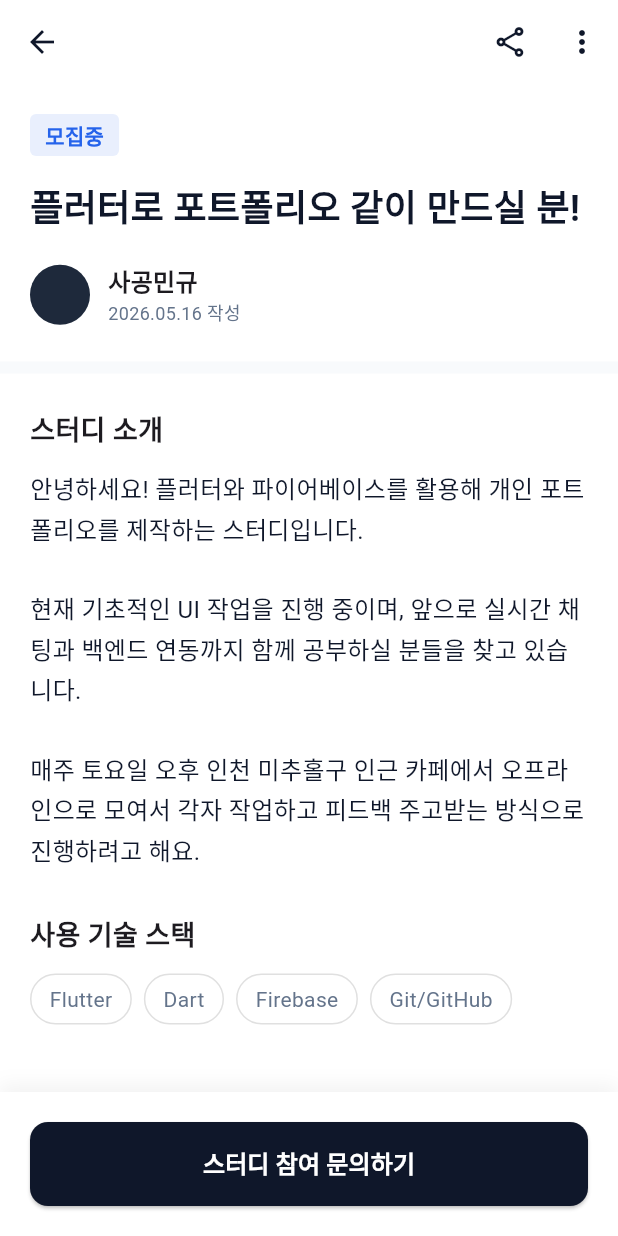
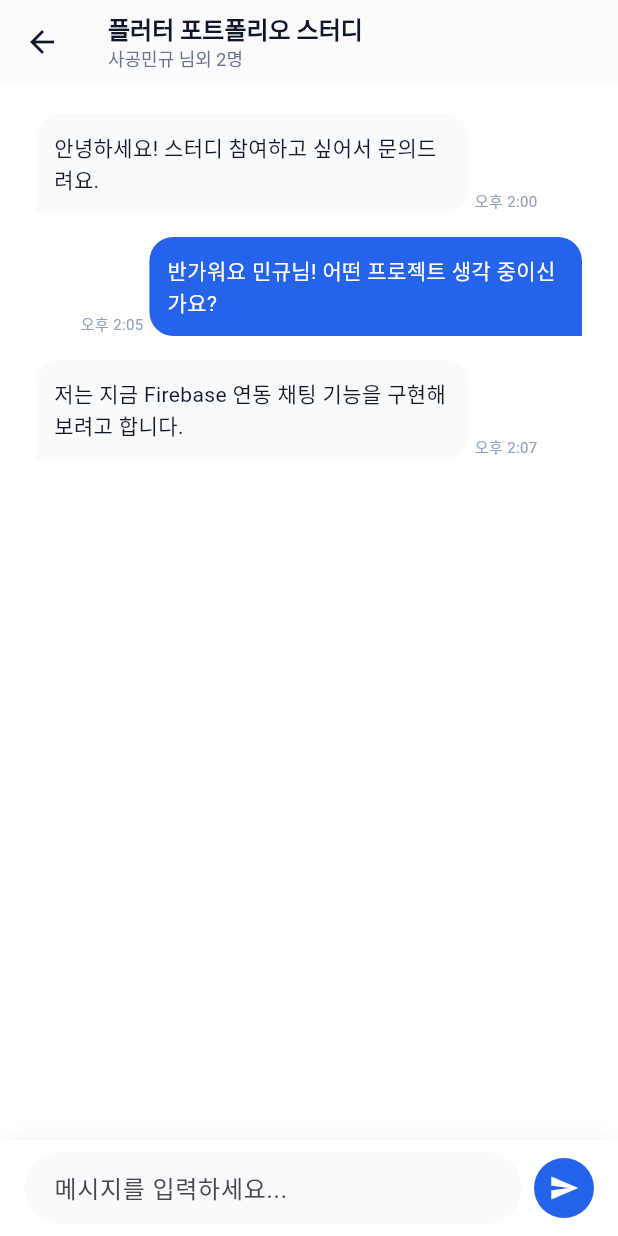
Before and after one commit to sagming40/dev_mate, a Flutter app: the StudyDetailScreen screen opened directly, after a tap on "스터디 참여 문의하기", on a phone screen of 412 x 824 dp. Run offline on Flutter 3.47's test engine with Material 3 defaults, Android fonts, the phone set to English and light mode, and no system bars; Roboto replaces fonts that are missing (Pretendard).

Commit message:
feat: 실시간 채팅방 UI 구현
1. 채팅방 화면 파일 만들기
lib/features/chat/ 폴더
-> chat_room_screen.dart 파일 생성 및 코드 작성

2. 스터디 상세 화면에서 채팅방 연결하기
상세 화면 하단의 [스터디 참여 문의하기] 버튼을 누르면 채팅방으로 넘어감

-> lib/features/study/study_detail_screen.dart 파일 ElevatedButton > onPressed 부분 수정

[ 이번 단계의 주요 추가 기능 ]

1) Column + Expanded
채팅방처럼 위쪽은 리스트가 꽉 채우고
아래쪽은 입력창이 고정되어야 할 때 가장 많이 쓰는 레이아웃 구조

2) isMe 조건부 렌더링
내가 보낸 메시지인지 아닌지에 따라
말풍선 색상, 정렬 방향, 둥근 모서리 모양을 다르게 해서 사용자 경험(UX)을 높임

3) BoxConstraints
메시지가 길어질 경우를 대비, 화면 옆을 뚫고 나가지 않도록 최대 너비 설정

```diff
--- /dev/null
+++ b/lib/features/chat/chat_room_screen.dart
@@ -0,0 +1,183 @@
+// lib/features/chat/chat_room_screen.dart
+import 'package:flutter/material.dart';
+import '../../shared/constants/app_colors.dart';
+
+class ChatRoomScreen extends StatelessWidget {
+  const ChatRoomScreen({super.key});
+
+  @override
+  Widget build(BuildContext context) {
+    return Scaffold(
+      backgroundColor: Colors.white,
+      appBar: AppBar(
+        title: const Column(
+          crossAxisAlignment: CrossAxisAlignment.start,
+          children: [
+            Text(
+              '플러터 포트폴리오 스터디',
+              style: TextStyle(fontSize: 16, fontWeight: FontWeight.bold),
+            ),
+            Text(
+              '사공민규 님외 2명',
+              style: TextStyle(fontSize: 12, color: AppColors.textSub),
+            ),
+          ],
+        ),
+        backgroundColor: Colors.white,
+        foregroundColor: AppColors.primary,
+        elevation: 0.5,
+      ),
+      body: Column(
+        children: [
+          // 1. 메시지 리스트 영역
+          Expanded(
+            child: ListView(
+              padding: const EdgeInsets.all(20),
+              children: const [
+                _ChatBubble(
+                  message: '안녕하세요! 스터디 참여하고 싶어서 문의드려요.',
+                  isMe: false,
+                  time: '오후 2:00',
+                ),
+                _ChatBubble(
+                  message: '반가워요 민규님! 어떤 프로젝트 생각 중이신가요?',
+                  isMe: true,
+                  time: '오후 2:05',
+                ),
+                _ChatBubble(
+                  message: '저는 지금 Firebase 연동 채팅 기능을 구현해보려고 합니다.',
+                  isMe: false,
+                  time: '오후 2:07',
+                ),
+              ],
+            ),
+          ),
+
+          // 2. 하단 입력창 영역
+          Container(
+            padding: const EdgeInsets.symmetric(horizontal: 16, vertical: 8),
+            decoration: BoxDecoration(
+              color: Colors.white,
+              boxShadow: [
+                BoxShadow(
+                  color: Colors.black.withOpacity(0.05),
+                  blurRadius: 10,
+                ),
+              ],
+            ),
+            child: SafeArea(
+              child: Row(
+                children: [
+                  Expanded(
+                    child: TextField(
+                      decoration: InputDecoration(
+                        hintText: '메시지를 입력하세요...',
+                        border: OutlineInputBorder(
+                          borderRadius: BorderRadius.circular(24),
+                          borderSide: BorderSide.none,
+                        ),
+                        filled: true,
+                        fillColor: AppColors.background,
+                        contentPadding: const EdgeInsets.symmetric(
+                          horizontal: 16,
+                          vertical: 8,
+                        ),
+                      ),
+                    ),
+                  ),
+                  const SizedBox(width: 8),
+                  CircleAvatar(
+                    backgroundColor: AppColors.accent,
+                    child: IconButton(
+                      icon: const Icon(
+                        Icons.send,
+                        color: Colors.white,
+                        size: 20,
+                      ),
+                      onPressed: () {},
+                    ),
+                  ),
+                ],
+              ),
+            ),
+          ),
+        ],
+      ),
+    );
+  }
+}
+
+// 말풍선 위젯
+class _ChatBubble extends StatelessWidget {
+  final String message;
+  final bool isMe;
+  final String time;
+
+  const _ChatBubble({
+    required this.message,
+    required this.isMe,
+    required this.time,
+  });
+
+  @override
+  Widget build(BuildContext context) {
+    return Padding(
+      padding: const EdgeInsets.only(bottom: 16.0),
+      child: Column(
+        crossAxisAlignment: isMe
+            ? CrossAxisAlignment.end
+            : CrossAxisAlignment.start,
+        children: [
+          Row(
+            mainAxisAlignment: isMe
+                ? MainAxisAlignment.end
+                : MainAxisAlignment.start,
+            crossAxisAlignment: CrossAxisAlignment.end,
+            children: [
+              if (isMe)
+                Text(
+                  time,
+                  style: const TextStyle(
+                    fontSize: 10,
+                    color: AppColors.textHint,
+                  ),
+                ),
+              const SizedBox(width: 4),
+              Container(
+                constraints: BoxConstraints(
+                  maxWidth: MediaQuery.of(context).size.width * 0.7,
+                ),
+                padding: const EdgeInsets.all(12),
+                decoration: BoxDecoration(
+                  color: isMe ? AppColors.accent : AppColors.background,
+                  borderRadius: BorderRadius.only(
+                    topLeft: const Radius.circular(16),
+                    topRight: const Radius.circular(16),
+                    bottomLeft: Radius.circular(isMe ? 16 : 0),
+                    bottomRight: Radius.circular(isMe ? 0 : 16),
+                  ),
+                ),
+                child: Text(
+                  message,
+                  style: TextStyle(
+                    color: isMe ? Colors.white : AppColors.textMain,
+                    fontSize: 14,
+                  ),
+                ),
+              ),
+              const SizedBox(width: 4),
+              if (!isMe)
+                Text(
+                  time,
+                  style: const TextStyle(
+                    fontSize: 10,
+                    color: AppColors.textHint,
+                  ),
+                ),
+            ],
+          ),
+        ],
+      ),
+    );
+  }
+}
--- a/lib/features/study/study_detail_screen.dart
+++ b/lib/features/study/study_detail_screen.dart
@@ -1,6 +1,8 @@
 // lib/features/study/study_detail_screen.dart
 import 'package:flutter/material.dart';
 import '../../shared/constants/app_colors.dart';
+// 상단에 import 추가
+import '../chat/chat_room_screen.dart';
 
 class StudyDetailScreen extends StatelessWidget {
   const StudyDetailScreen({super.key});
@@ -146,7 +148,11 @@ class StudyDetailScreen extends StatelessWidget {
         ),
         child: ElevatedButton(
           onPressed: () {
-            // TODO: 채팅방으로 연결
+            // 문의하기 버튼 누르면 채팅방으로 이동!
+            Navigator.push(
+              context,
+              MaterialPageRoute(builder: (context) => const ChatRoomScreen()),
+            );
           },
           style: ElevatedButton.styleFrom(
             backgroundColor: AppColors.primary,
```
